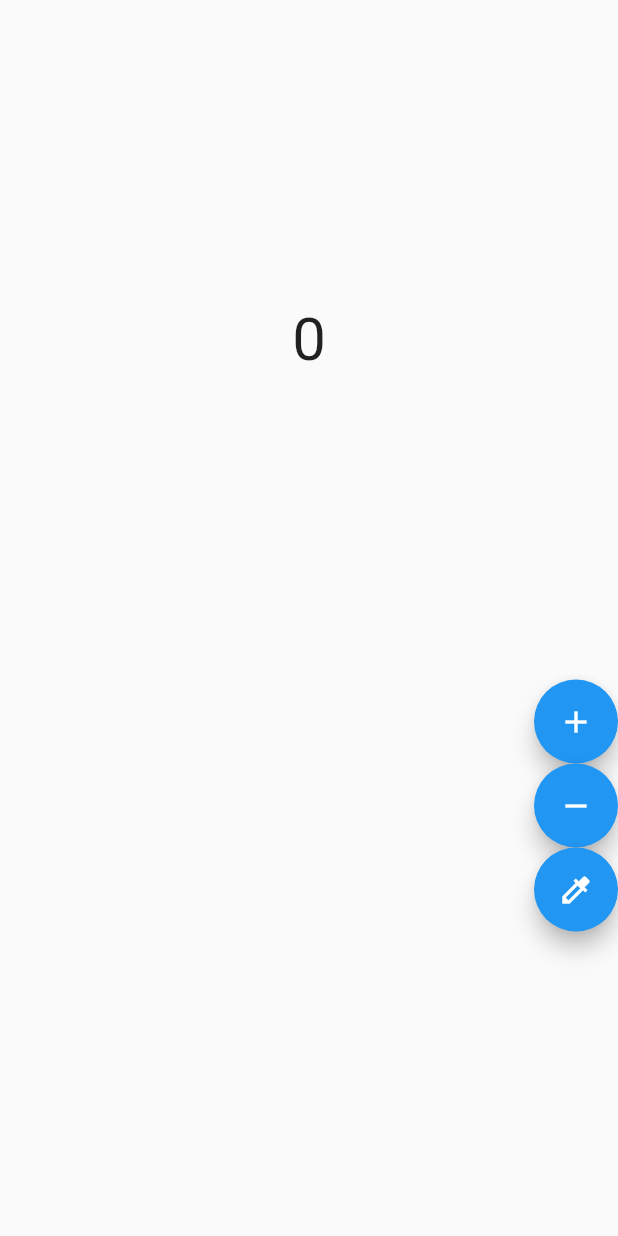
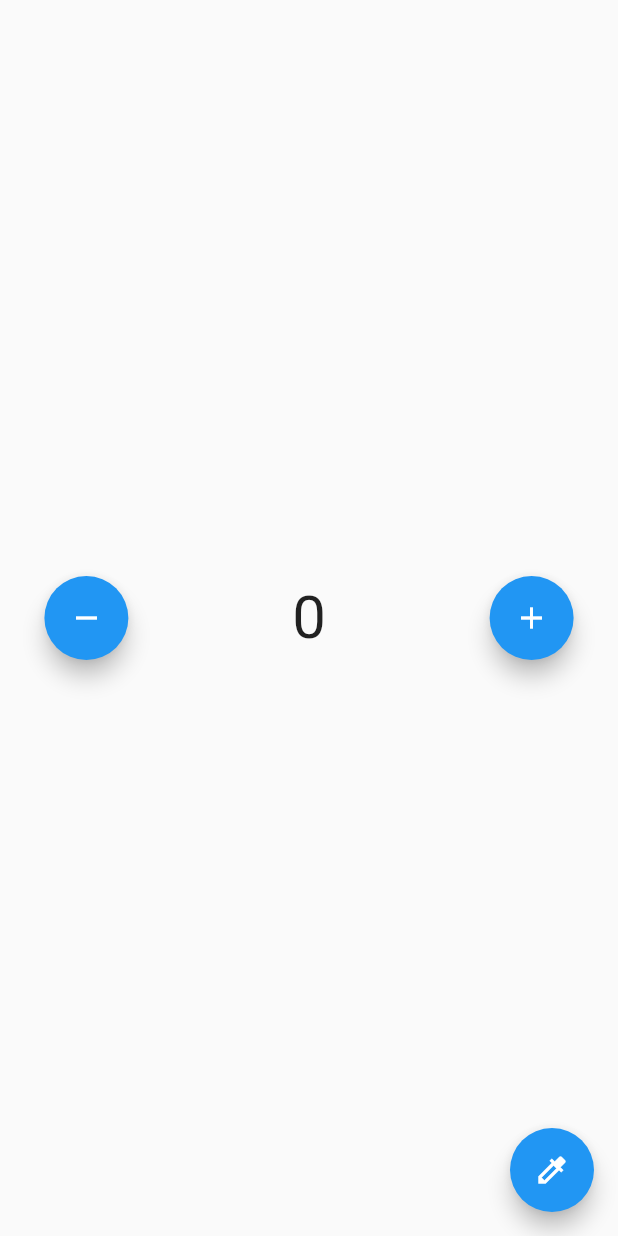
Before and after one commit to oioeoi/StateManagement, a Flutter app: the screen it shows after launch, on a phone screen of 412 x 824 dp. Run offline on Flutter 3.47's test engine with Material 2 defaults, Android fonts, the phone set to English and light mode, and no system bars; our stand-ins replace flutter_bloc.

Commit message:
Fixing eror on read()

```diff
--- a/lib/bloc/theme_bloc.dart
+++ b/lib/bloc/theme_bloc.dart
@@ -2,5 +2,5 @@ import 'package:flutter_bloc/flutter_bloc.dart';
 
 class ThemeBloc extends Cubit<bool> {
   ThemeBloc() : super(false);
-  void changeTheme() => emit(state);
+  void changeTheme() => emit(!state);
 }
--- a/lib/home_page.dart
+++ b/lib/home_page.dart
@@ -13,12 +13,18 @@ class HomePage extends StatelessWidget {
   @override
   Widget build(BuildContext context) {
     return Scaffold(
-        body: Column(
+      body: Column(mainAxisAlignment: MainAxisAlignment.center, children: [
+        Row(
           mainAxisAlignment: MainAxisAlignment.spaceEvenly,
-            crossAxisAlignment: CrossAxisAlignment.end,
           children: [
-          Center(
-            child: BlocBuilder<CounterBloc, int>(
+            FloatingActionButton(
+              child: const Icon(Icons.remove),
+              onPressed: () => context.read<CounterBloc>().decrement(),
+            ),
+            SizedBox(
+              width: 50,
+            ),
+            BlocBuilder<CounterBloc, int>(
               builder: (context, state) {
                 return Text(
                   "$state",
@@ -28,25 +34,20 @@ class HomePage extends StatelessWidget {
                 );
               },
             ),
+            SizedBox(
+              width: 50,
             ),
-          Container(
-            child: Column(
-              children: [
             FloatingActionButton(
               child: const Icon(Icons.add),
-                  onPressed: () => context.read()<CounterBloc>().increment(),
-                ),
-                FloatingActionButton(
-                  child: const Icon(Icons.remove),
-                  onPressed: () => context.read()<CounterBloc>().decrement(),
-                ),
-                FloatingActionButton(
-                  child: const Icon(Icons.colorize),
-                  onPressed: () => context.read()<ThemeBloc>().changeTheme(),
+              onPressed: () => context.read<CounterBloc>().increment(),
             ),
           ],
+        )
+      ]),
+      floatingActionButton: FloatingActionButton(
+        child: const Icon(Icons.colorize),
+        onPressed: () => context.read<ThemeBloc>().changeTheme(),
       ),
-          )
-        ]));
+    );
   }
 }
```
Lines whose indentation alone changed are shown as unchanged.
